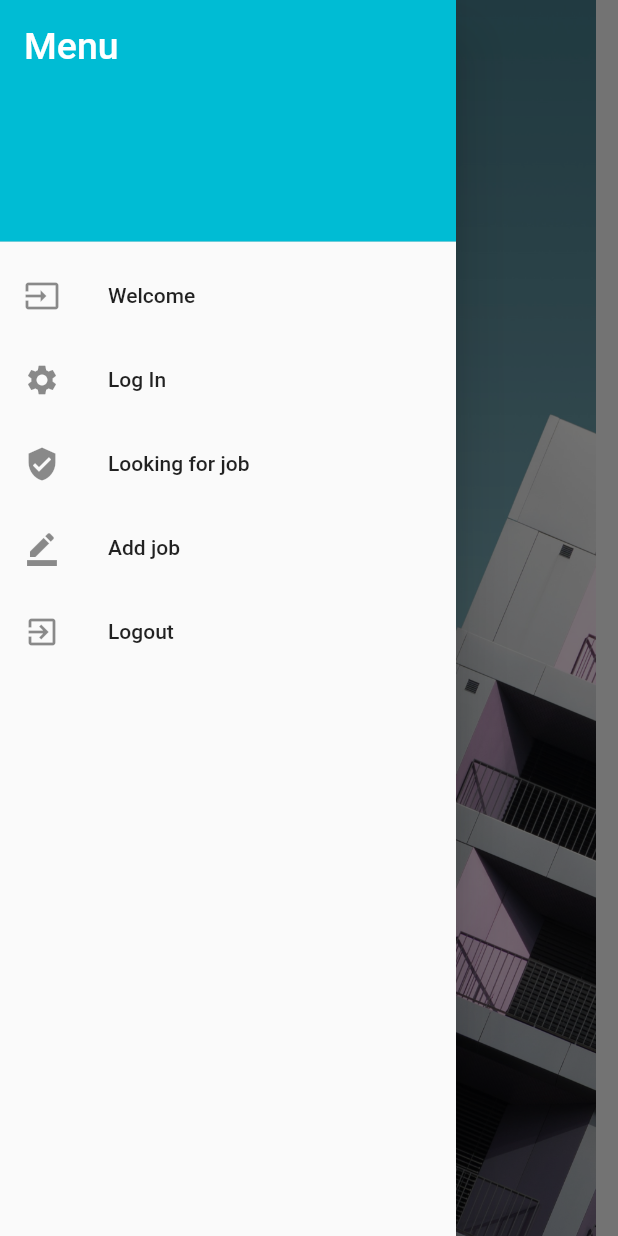
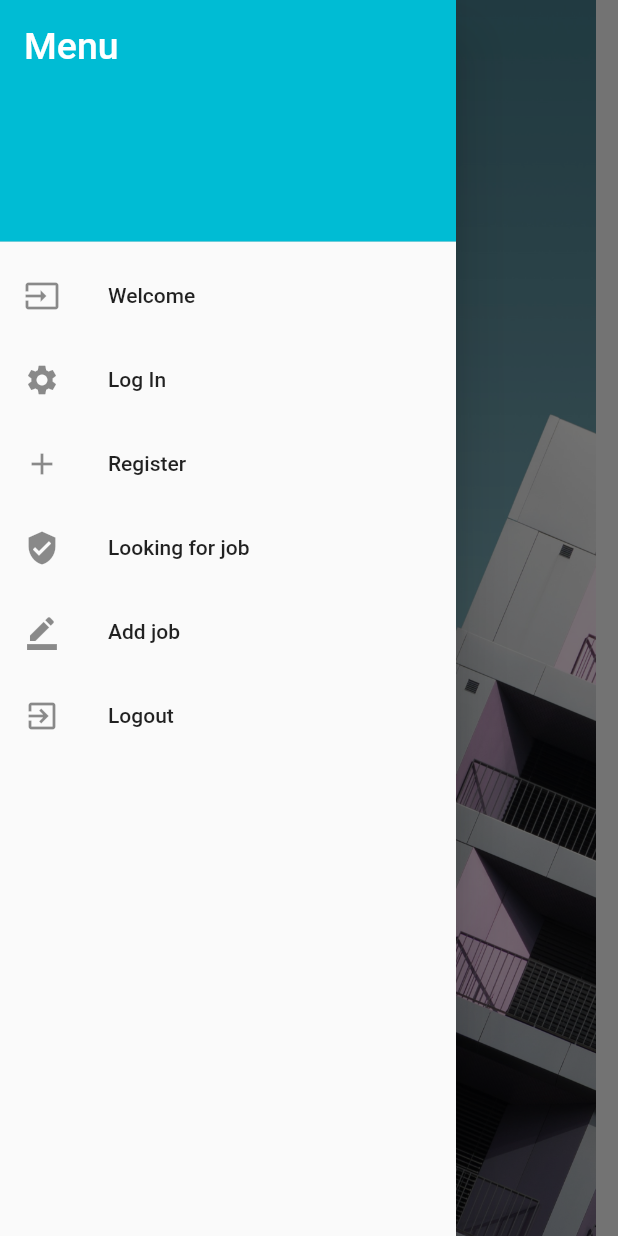
Before and after one commit to jabkou/OddJobsServiceMobile, a Flutter app: the screen it shows after launch, with the side drawer open, on a phone screen of 412 x 824 dp. Run offline on Flutter 3.47's test engine with Material 2 defaults, Android fonts, the phone set to English and light mode, and no system bars; our stand-ins replace shared_preferences.

Commit message:
add register to navbar

```diff
--- a/lib/widgets/navbar.dart
+++ b/lib/widgets/navbar.dart
@@ -27,6 +27,11 @@ class NavDrawer extends StatelessWidget {
             onTap: () => {Navigator.pushReplacementNamed(context, '/login')},
           ),
           ListTile(
+            leading: Icon(Icons.add),
+            title: Text('Register'),
+            onTap: () => {Navigator.pushReplacementNamed(context, '/register')},
+          ),
+          ListTile(
             leading: Icon(Icons.verified_user),
             title: Text('Looking for job'),
             onTap: () => {Navigator.pushReplacementNamed(context, '/catalog')},
```
